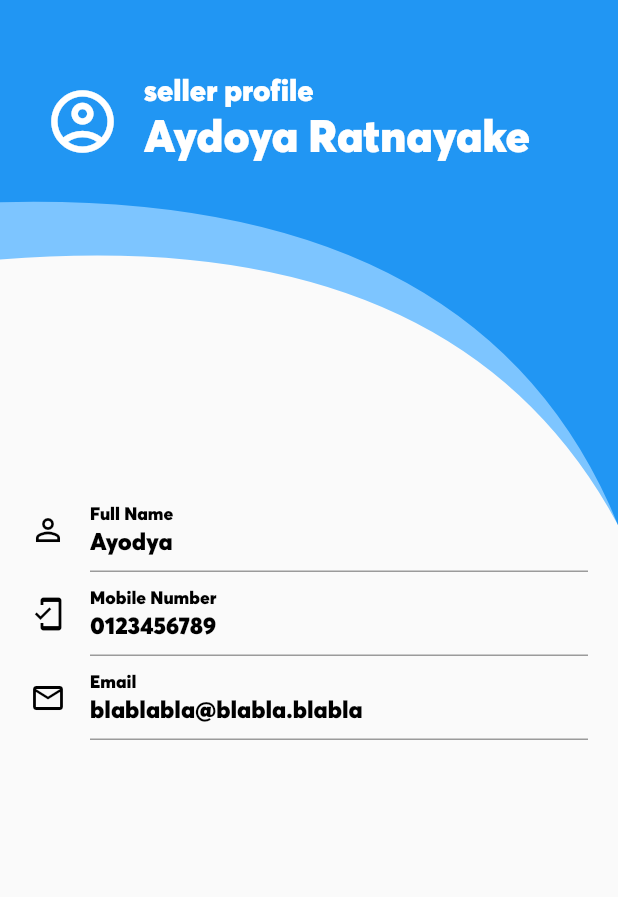
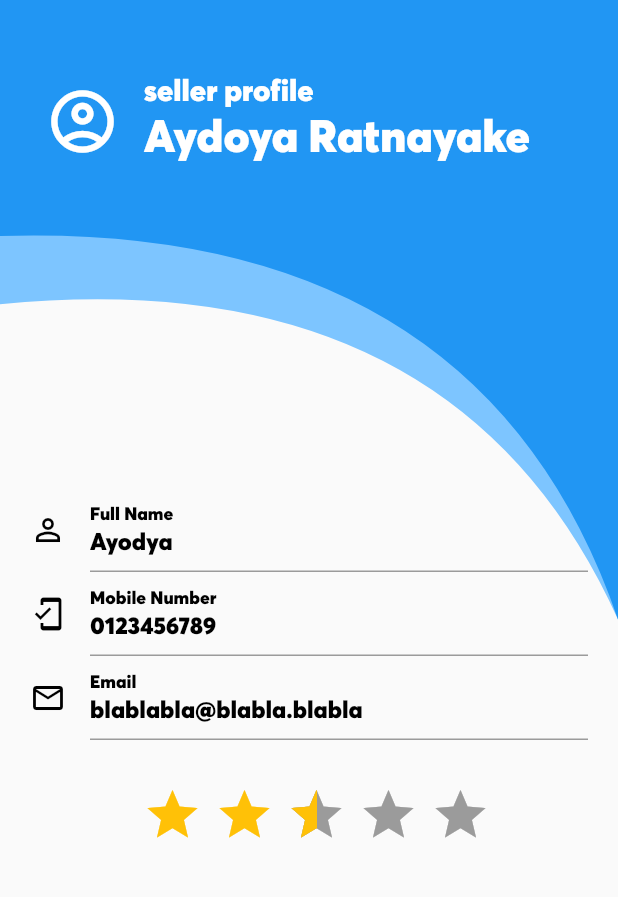
Before and after one commit to Sandun01/Riyapola_App, a Flutter app: the SellerProfile screen opened by its route, on a phone screen of 412 x 824 dp, the part 61-958 px from its top. Run offline on Flutter 3.47's test engine with Material 2 defaults, Android fonts, the phone set to English and light mode, and no system bars; drawn by our look-alikes of flutter_rating_bar; our stand-ins replace cloud_firestore, firebase_auth, firebase_core, firebase_storage, image_picker and 1 more; missing offline and left inert: dart:ffi; accounts and stored records are empty; project files that could hold a hidden picture were left out.

Commit message:
Seller retrieve

```diff
--- a/lib/screens/seller_profile.dart
+++ b/lib/screens/seller_profile.dart
@@ -1,4 +1,5 @@
 import 'package:flutter/material.dart';
+import 'package:flutter_rating_bar/flutter_rating_bar.dart';
 
 class SellerProfile extends StatefulWidget {
   const SellerProfile({Key? key}) : super(key: key);
@@ -132,6 +133,41 @@ class _SellerProfileState extends State<SellerProfile> {
                         onSaved: (value) {},
                       ),
                     ),
+                                  //..
+                    //..
+                    //rating bar
+                    SizedBox(
+                      height: 20,
+                    ),
+                    Container(
+                      alignment: Alignment.center,
+                      // color: Colors.amber,
+                      width: double.infinity,
+                      margin: const EdgeInsets.only(
+                        top: 10.0,
+                        bottom: 20.0,
+                      ),
+                      padding: const EdgeInsets.only(
+                        left: 30.0,
+                        right: 20.0,
+                      ),
+                      // color: Colors.amber,
+                      child: RatingBarIndicator(
+
+                        rating: 2.5,//double.parse(_ratingVal),
+
+                        direction: Axis.horizontal,
+
+                        itemCount: 5,
+                        itemPadding: EdgeInsets.symmetric(horizontal: 4.0),
+                        itemBuilder: (context, _) => const Icon(
+                          Icons.star,
+                          color: Colors.amber,
+                        ),
+
+
+                      ),
+                    ),
                   ],
                 ),
               )
```
Also changed, not shown: lib/screens/add_feedback.dart (+23 -18 lines), lib/screens/view_advertisement.dart (+109 -52 lines).
